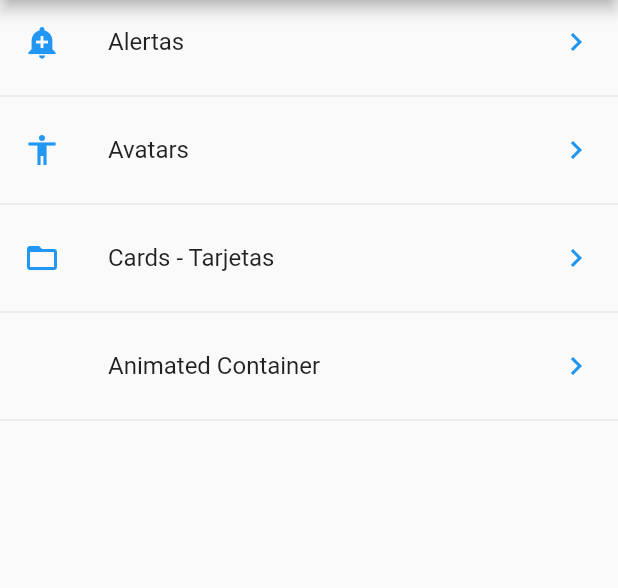
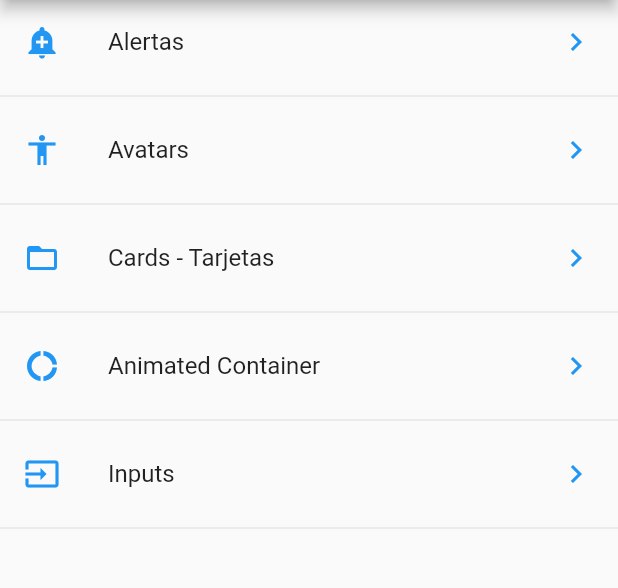
Before and after one commit to lskywolfll/Flutter_Componentes, a Flutter app: the screen it shows after launch, on a phone screen of 412 x 824 dp, the part 84-672 px from its top. Run offline on Flutter 3.47's test engine with Material 2 defaults, Android fonts, the phone set to English and light mode, and no system bars.

Commit message:
se agregan rutas para inputs, se agregan iconos, se crea pagina para los inputs

```diff
--- a/data/menu_opts.json
+++ b/data/menu_opts.json
@@ -20,6 +20,11 @@
             "ruta": "animatedContainer",
             "icon": "donut_large",
             "texto": "Animated Container"
+        },
+        {
+            "ruta": "Inputs",
+            "icon": "input",
+            "texto": "Inputs"
         }
     ]
 }
--- a/lib/src/routes/routes.dart
+++ b/lib/src/routes/routes.dart
@@ -1,4 +1,5 @@
 import 'package:componentes/src/pages/animated_container.dart';
+import 'package:componentes/src/pages/input_page.dart';
 import 'package:flutter/material.dart';
 
 import 'package:componentes/src/pages/card_page.dart';
@@ -12,6 +13,7 @@ Map<String, WidgetBuilder> getApplicationRoutes() {
     'alert': (BuildContext context) => AlertPage(),
     'avatar': (BuildContext context) => AvatarPage(),
     'card': (BuildContext context) => CardPage(),
-    'animatedContainer': (BuildContext context) => AnimateContainerPage()
+    'animatedContainer': (BuildContext context) => AnimateContainerPage(),
+    'Inputs': (BuildContext context) => InputPage()
   };
 }
--- a/lib/src/utils/icono_string_util.dart
+++ b/lib/src/utils/icono_string_util.dart
@@ -5,7 +5,9 @@ import 'package:flutter/material.dart';
 final _icons = <String, IconData>{
   'add_alert': Icons.add_alert,
   'accessibility': Icons.accessibility,
-  'folder_open': Icons.folder_open
+  'folder_open': Icons.folder_open,
+  'donut_large': Icons.donut_large,
+  'input': Icons.input
 };
 
 Icon getIcon(String nombreIcono) {
```
Also changed, not shown: lib/src/pages/input_page.dart (added, +34 -0 lines), pubspec.lock.
